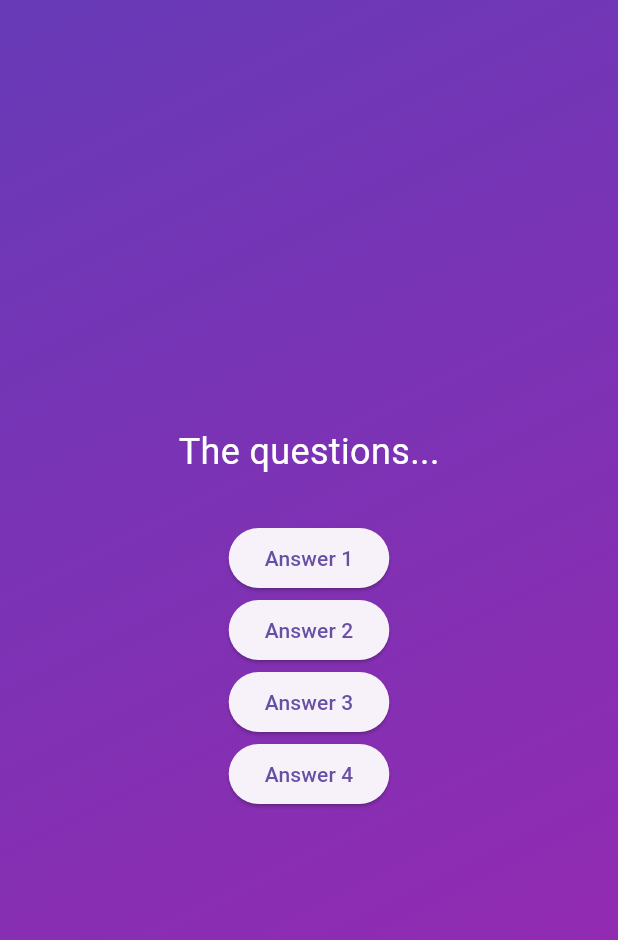
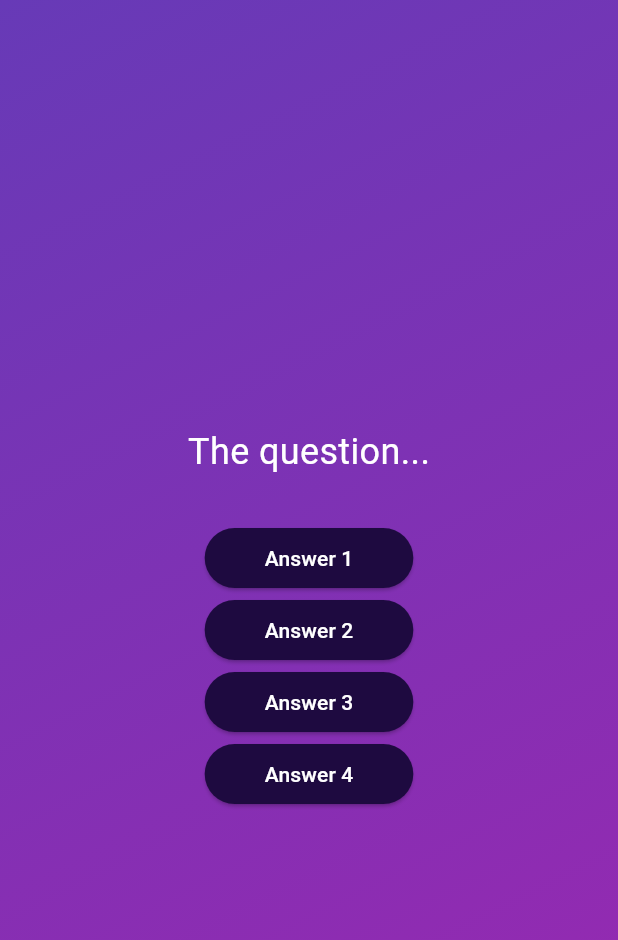
Before and after one commit to MoldyHacker/adv_basics, a Flutter app: the screen it shows after launch, after a tap on "Start Quiz", on a phone screen of 412 x 824 dp. Shown: the top 940 px of the screen. Run offline on Flutter 3.47's test engine with Material 3 defaults, Android fonts, the phone set to English and light mode, and no system bars.

Commit message:
Refactor button and question text styles

```diff
--- a/lib/answer_button.dart
+++ b/lib/answer_button.dart
@@ -10,6 +10,17 @@ class AnswerButton extends StatelessWidget {
   Widget build(context) {
     return ElevatedButton(
       onPressed: onPressed,
+      style: ElevatedButton.styleFrom(
+        padding: const EdgeInsets.symmetric(
+          horizontal: 40,
+          vertical: 10,
+        ),
+        backgroundColor: const Color.fromARGB(255, 30, 10, 64),
+        foregroundColor: Colors.white,
+        shape: RoundedRectangleBorder(
+          borderRadius: BorderRadius.circular(40),
+        ),
+      ),
       child: Text(answerText),
     );
   }
--- a/lib/questions_screen.dart
+++ b/lib/questions_screen.dart
@@ -18,7 +18,7 @@ class _QuestionsScreenState extends State<QuestionsScreen> {
         mainAxisAlignment: MainAxisAlignment.center,
         children: [
           const Text(
-            'The questions...',
+            'The question...',
             style: TextStyle(
               fontSize: 24,
               color: Colors.white,
```
